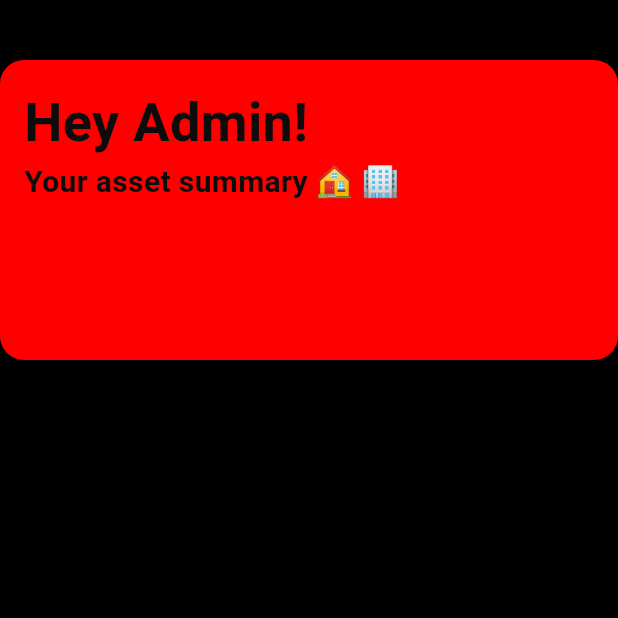
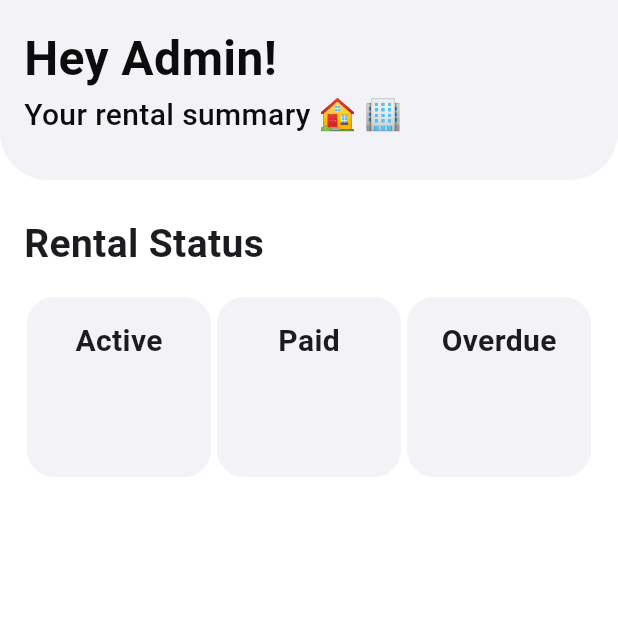
Before and after one commit to jemiezler/dormitory-app, a Flutter app: the screen it shows after launch, on a phone screen of 412 x 824 dp, the top half of it. Run offline on Flutter 3.47's test engine with Material 3 defaults, Android fonts, the light colour scheme and no system bars.

Commit message:
AdminDash-edit

```diff
--- a/dormitory_user_app/lib/main.dart
+++ b/dormitory_user_app/lib/main.dart
@@ -19,7 +19,7 @@
       title: 'Dormitory APP',
       debugShowCheckedModeBanner: false,
       theme: ThemeData.light().copyWith(
-        scaffoldBackgroundColor: mobileBackgroundColor,
+        scaffoldBackgroundColor: grey6,
       ),
       home: const AdminDashboard(),//SplashScreen(),
 
--- a/dormitory_user_app/lib/screen/admin_dashboard.dart
+++ b/dormitory_user_app/lib/screen/admin_dashboard.dart
@@ -1,5 +1,7 @@
+import 'package:flutter/cupertino.dart';
 import 'package:flutter/material.dart';
 import 'package:dormitory_user_app/util/color.dart' as AppColors;
+import 'package:flutter/widgets.dart';
 
 class AdminDashboard extends StatefulWidget {
   const AdminDashboard({super.key});
@@ -13,38 +15,49 @@ class _AdminDashboardState extends State<AdminDashboard> {
   Widget build(BuildContext context) {
     return Scaffold(
       body: Container(
-        color: Colors.black,
         child: SafeArea(
           top: true,
+          child: Container(
+            color: AppColors.mobileBackgroundColor,
             child: Column(
               mainAxisSize: MainAxisSize.max,
               crossAxisAlignment: CrossAxisAlignment.start,
               children: [
+                //Head
                 Padding(
-                padding: EdgeInsetsDirectional.fromSTEB(0, 40, 0, 20),
+                  padding: const EdgeInsetsDirectional.fromSTEB(0, 0, 0, 12),
                   child: Container(
                     width: double.infinity,
-                  height: 200,
-                  decoration: BoxDecoration(
-                    color: const Color.fromARGB(255, 255, 0, 0),
-                    borderRadius: BorderRadius.circular(16),
+                    height: 120,
+                    decoration: const BoxDecoration(
+                      color: AppColors.grey6,
+                      borderRadius: BorderRadius.only(
+                          bottomLeft: Radius.circular(32),
+                          bottomRight: Radius.circular(32)),
                     ),
-                  child: Padding(
-                    padding: const EdgeInsets.all(16),
-                    child: Column( //Header Section
+                    child: const Padding(
+                      padding: EdgeInsets.only(left: 16, top: 16),
+                      child: Column(
+                        //Header Section
                         mainAxisSize: MainAxisSize.min,
                         mainAxisAlignment: MainAxisAlignment.start,
                         crossAxisAlignment: CrossAxisAlignment.start,
                         children: [
                           Text(
                             'Hey Admin!',
-                          style: TextStyle(fontWeight: FontWeight.w700, fontSize: 36, color: AppColors.fontColor),
+                            style: TextStyle(
+                                fontWeight: FontWeight.w700,
+                                fontSize: 32,
+                                color: AppColors.fontColor),
                           ),
                           Padding(
                             padding: EdgeInsetsDirectional.fromSTEB(0, 0, 0, 0),
                             child: Text(
-                            'Your asset summary 🏠 🏢',
-                            style: TextStyle(fontWeight: FontWeight.w600, fontSize: 20, color: AppColors.fontColor),
+                              'Your rental summary 🏠 🏢',
+                              style: TextStyle(
+                                  fontWeight: FontWeight.w500,
+                                  fontSize: 20,
+                                  color: AppColors.fontColor),
                             ),
                           ),
                         ],
@@ -52,12 +65,121 @@ class _AdminDashboardState extends State<AdminDashboard> {
                     ),
                   ),
                 ),
+
                 //Summary Card
                 Padding(
-                padding: EdgeInsets.symmetric(horizontal: 20),
+                  padding: EdgeInsets.symmetric(horizontal: 16, vertical: 12),
+                  child: Container(
+                    width: double.infinity,
+                    child: Column(
+                      crossAxisAlignment: CrossAxisAlignment.start,
+                      children: [
+                        Column(
+                          children: [
+                            Container(
+                              child: Text(
+                                'Rental Status',
+                                style: TextStyle(
+                                    fontSize: 26, fontWeight: FontWeight.w700),
+                              ),
+                            ),
+                          ],
+                        ),
+                        SizedBox(
+                          height: 15,
+                        ),
+                        Row(
+                          children: [
+                            Expanded(
+                              child: Padding(
+                                padding: const EdgeInsets.all(2),
+                                child: Container(
+                                  decoration: (const BoxDecoration(
+                                      color: AppColors.grey6,
+                                      borderRadius: BorderRadius.all(
+                                          Radius.circular(18)))),
+                                  height: 120,
+                                  child: Column(
+                                    children: [
+                                      SizedBox(
+                                        height: 15,
+                                      ),
+                                      Text(
+                                        'Active',
+                                        style: TextStyle(
+                                            fontSize: 20,
+                                            fontWeight: FontWeight.w600),
+                                      ),
+                                    ],
+                                  ),
+                                ),
+                              ),
+                            ),
+                            Expanded(
+                              child: Padding(
+                                padding: const EdgeInsets.all(2.0),
+                                child: Container(
+                                  decoration: (const BoxDecoration(
+                                      color: AppColors.grey6,
+                                      borderRadius: BorderRadius.all(
+                                          Radius.circular(18)))),
+                                  height: 120,
+                                  child: Column(
+                                    children: [
+                                      SizedBox(
+                                        height: 15,
+                                      ),
+                                      Text(
+                                        'Paid',
+                                        style: TextStyle(
+                                            fontSize: 20,
+                                            fontWeight: FontWeight.w600),
+                                      ),
+                                    ],
+                                  ),
+                                ),
+                              ),
+                            ),
+                            Expanded(
+                              child: Padding(
+                                padding: const EdgeInsets.all(2.0),
+                                child: Container(
+                                  decoration: (const BoxDecoration(
+                                      color: AppColors.grey6,
+                                      borderRadius: BorderRadius.all(
+                                          Radius.circular(18)))),
+                                  height: 120,
+                                  child: Column(
+                                    children: [
+                                      SizedBox(
+                                        height: 15,
+                                      ),
+                                      Text(
+                                        'Overdue',
+                                        style: TextStyle(
+                                            fontSize: 20,
+                                            fontWeight: FontWeight.w600),
+                                      ),
+                                    ],
+                                  ),
+                                ),
+                              ),
+                            ),
+                          ],
+                        ),
+                      ],
+                    ),
+                  ),
+                ),
+
+                Padding(
+                  padding: EdgeInsets.symmetric(horizontal: 16, vertical: 12),
+                  child: Container(
 
                   ),
+                ),
               ],
+            ),
           ),
         ),
       ),
--- a/dormitory_user_app/lib/util/color.dart
+++ b/dormitory_user_app/lib/util/color.dart
@@ -1,6 +1,6 @@
 import 'package:flutter/material.dart';
 
-const mobileBackgroundColor = Color.fromRGBO(255, 255, 255, 1);
+const mobileBackgroundColor = Colors.white;
 const webBackgroundColor = Color.fromRGBO(18, 18, 18, 1);
 const mobileSearchColor = Color.fromRGBO(38, 38, 38, 1);
 const blueColor = Color.fromRGBO(0, 149, 246, 1);
@@ -8,3 +8,4 @@ const primaryColor = Colors.white;
 const secondaryColor = Colors.grey;
 
 const fontColor = Color.fromARGB(255, 12, 12, 12);
+const grey6 = Color.fromARGB(255,242,242,247);
```
Lines whose indentation alone changed are shown as unchanged.
